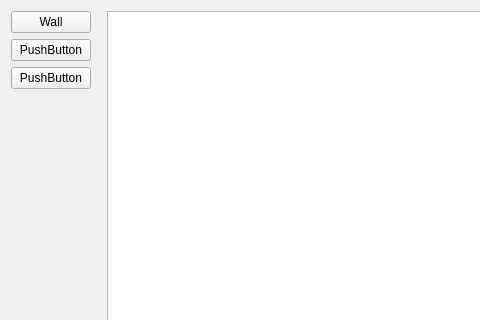
First picture: the form in qrgui/interpreters/robots/details/d2RobotModel/d2Form.ui, repository qreal/qreal, before the edit; both pictures show x 0 to 480 and y 0 to 320 of the 652 by 453 pixel window.
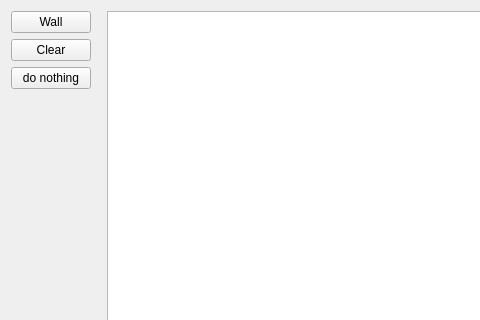
Second picture: the form after the edit.

Commit message: added button to clear 2D scene

```diff
--- a/qrgui/interpreters/robots/details/d2RobotModel/d2Form.ui
+++ b/qrgui/interpreters/robots/details/d2RobotModel/d2Form.ui
@@ -25,7 +25,7 @@
      <item row="2" column="0">
       <widget class="QPushButton" name="pushButton">
        <property name="text">
-        <string>PushButton</string>
+        <string>do nothing</string>
        </property>
        <property name="checkable">
         <bool>true</bool>
@@ -35,7 +35,7 @@
      <item row="1" column="0">
       <widget class="QPushButton" name="pushButton_2">
        <property name="text">
-        <string>PushButton</string>
+        <string>Clear</string>
        </property>
        <property name="checkable">
         <bool>true</bool>
```
Left out of the diff: 2 changed lines with no effect on the pictures. The commit also changes 5 other files.
